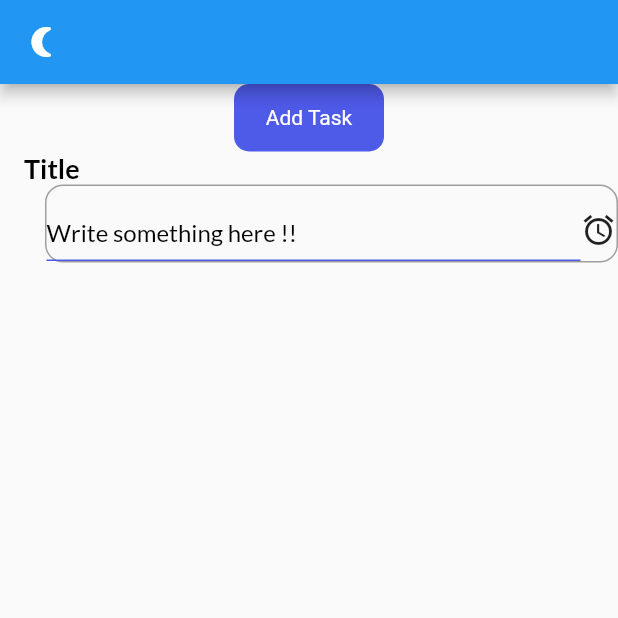
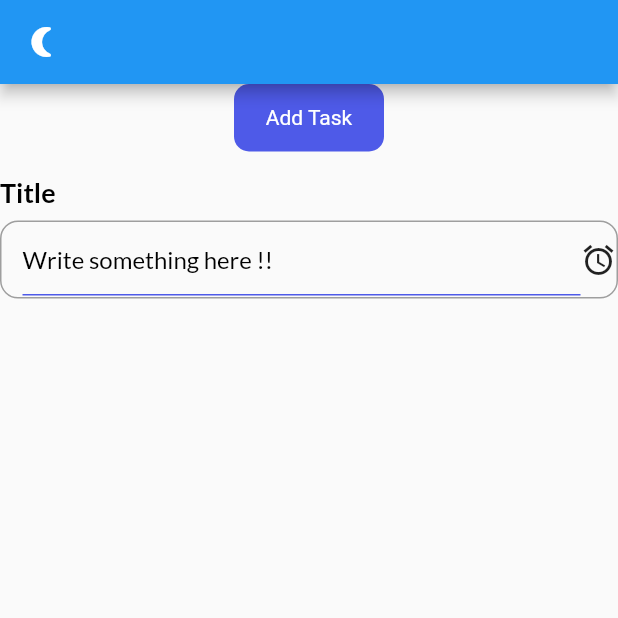
Before and after one commit to MohamedSlama/todo, a Flutter app: the screen it shows after launch, on a phone screen of 412 x 824 dp, the top half of it. Run offline on Flutter 3.47's test engine with Material 2 defaults, Android fonts, the phone set to English and light mode, and no system bars; our stand-ins replace get, get_storage, google_fonts.

Commit message:
Fix design of input field Add extend to get_x on task_controller.dart Add entry to start develop add_task_page.dart screen

```diff
--- a/lib/controllers/task_controller.dart
+++ b/lib/controllers/task_controller.dart
@@ -1 +1,3 @@
-class TaskController {}
+import 'package:get/get.dart';
+
+class TaskController extends GetxController {}
--- a/lib/ui/pages/home_page.dart
+++ b/lib/ui/pages/home_page.dart
@@ -5,6 +5,7 @@ import 'package:todo/ui/size_config.dart';
 import 'package:todo/ui/widgets/button.dart';
 import 'package:todo/ui/widgets/input_field.dart';
 
+import 'add_task_page.dart';
 import 'notification_screen.dart';
 
 class HomePage extends StatefulWidget {
@@ -35,7 +36,11 @@ class _HomePageState extends State<HomePage> {
           mainAxisAlignment: MainAxisAlignment.center,
           crossAxisAlignment: CrossAxisAlignment.center,
           children: [
-            MyButton(label: 'Add Task', onTap: () {}),
+            MyButton(
+                label: 'Add Task',
+                onTap: () {
+                  Get.to(const AddTaskPage());
+                }),
             const InputField(
               title: 'Title',
               hint: 'Write something here !!',
--- a/lib/ui/widgets/input_field.dart
+++ b/lib/ui/widgets/input_field.dart
@@ -4,6 +4,17 @@ import 'package:get/get_utils/src/extensions/context_extensions.dart';
 import 'package:todo/ui/size_config.dart';
 import 'package:todo/ui/theme.dart';
 
+/*
+?Info:
+* in this class we passing 4 parameters
+  - Required title: for  input field title
+  - Required hint: for input field hint text
+  + Optional controller: check control text field
+  + Optional widget: add icon to text field
+  TODO: scenario here =>
+     passing widget text is read only
+     passing controller text is editable and do operations on text
+*/
 class InputField extends StatelessWidget {
   const InputField({
     Key? key,
@@ -21,14 +32,14 @@ class InputField extends StatelessWidget {
   @override
   Widget build(BuildContext context) {
     return Container(
-      margin: const EdgeInsets.only(left: 16),
+      margin: const EdgeInsets.only(top: 16),
       child: Column(
         crossAxisAlignment: CrossAxisAlignment.start,
         children: [
           Text(title, style: titleStyle),
           Container(
-            padding: const EdgeInsets.only(top: 8),
-            margin: const EdgeInsets.only(left: 14),
+            padding: const EdgeInsets.only(left: 14),
+            margin: const EdgeInsets.only(top: 8),
             width: SizeConfig.screenWidth,
             height: 52,
             decoration: BoxDecoration(
```
